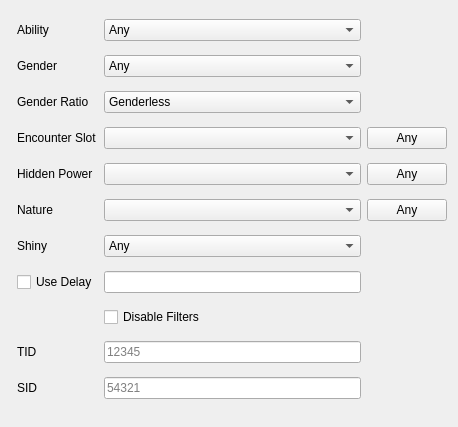
Above: Forms/Controls/Filter.ui from papajefe/Gen-3-Seed-Assistant before the change. Below: the same form after it.
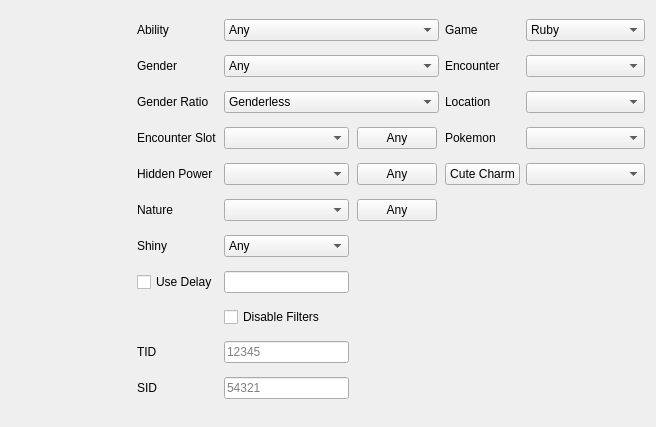
That is the form after the change. Custom widgets are drawn as their Qt base class.

Commit message: Create updated UI items for Wild

What changed in the file:
```diff
--- a/Forms/Controls/Filter.ui
+++ b/Forms/Controls/Filter.ui
@@ -6,7 +6,7 @@
    <rect>
     <x>0</x>
     <y>0</y>
-    <width>458</width>
+    <width>656</width>
     <height>427</height>
    </rect>
   </property>
@@ -14,16 +14,170 @@
    <string notr="true">Filter</string>
   </property>
   <layout class="QGridLayout" name="gridLayout">
-   <item row="2" column="1">
-    <widget class="QLabel" name="labelGenderRatio">
+   <item row="2" column="5">
+    <widget class="QComboBox" name="comboBoxGeneratorLocation"/>
+   </item>
+   <item row="7" column="2">
+    <widget class="TextBox" name="textBoxDelay">
      <property name="sizePolicy">
-      <sizepolicy hsizetype="Fixed" vsizetype="Preferred">
+      <sizepolicy hsizetype="Preferred" vsizetype="Fixed">
        <horstretch>0</horstretch>
        <verstretch>0</verstretch>
       </sizepolicy>
      </property>
+     <property name="maximumSize">
+      <size>
+       <width>125</width>
+       <height>16777215</height>
+      </size>
+     </property>
+    </widget>
+   </item>
+   <item row="1" column="4">
+    <widget class="QLabel" name="label">
+     <property name="maximumSize">
+      <size>
+       <width>75</width>
+       <height>16777215</height>
+      </size>
+     </property>
      <property name="text">
-      <string>Gender Ratio</string>
+      <string>Encounter</string>
+     </property>
+     <property name="alignment">
+      <set>Qt::AlignLeading|Qt::AlignLeft|Qt::AlignVCenter</set>
+     </property>
+    </widget>
+   </item>
+   <item row="4" column="5">
+    <widget class="QComboBox" name="comboBoxGeneratorLead"/>
+   </item>
+   <item row="1" column="2" colspan="2">
+    <widget class="ComboBox" name="comboBoxGender">
+     <property name="sizePolicy">
+      <sizepolicy hsizetype="Preferred" vsizetype="Fixed">
+       <horstretch>0</horstretch>
+       <verstretch>0</verstretch>
+      </sizepolicy>
+     </property>
+     <property name="minimumSize">
+      <size>
+       <width>215</width>
+       <height>0</height>
+      </size>
+     </property>
+     <property name="maximumSize">
+      <size>
+       <width>215</width>
+       <height>16777215</height>
+      </size>
+     </property>
+     <item>
+      <property name="text">
+       <string>Any</string>
+      </property>
+     </item>
+     <item>
+      <property name="text">
+       <string notr="true">♂</string>
+      </property>
+     </item>
+     <item>
+      <property name="text">
+       <string notr="true">♀</string>
+      </property>
+     </item>
+    </widget>
+   </item>
+   <item row="2" column="2" colspan="2">
+    <widget class="ComboBox" name="comboBoxGenderRatio">
+     <property name="sizePolicy">
+      <sizepolicy hsizetype="Preferred" vsizetype="Fixed">
+       <horstretch>0</horstretch>
+       <verstretch>0</verstretch>
+      </sizepolicy>
+     </property>
+     <property name="minimumSize">
+      <size>
+       <width>215</width>
+       <height>0</height>
+      </size>
+     </property>
+     <property name="maximumSize">
+      <size>
+       <width>215</width>
+       <height>16777215</height>
+      </size>
+     </property>
+     <item>
+      <property name="text">
+       <string>Genderless</string>
+      </property>
+     </item>
+     <item>
+      <property name="text">
+       <string notr="true">50% ♂ / 50% ♀</string>
+      </property>
+     </item>
+     <item>
+      <property name="text">
+       <string notr="true">25% ♂ / 75% ♀</string>
+      </property>
+     </item>
+     <item>
+      <property name="text">
+       <string notr="true">75% ♂ / 25% ♀</string>
+      </property>
+     </item>
+     <item>
+      <property name="text">
+       <string notr="true">87.5% ♂ / 12.5% ♀</string>
+      </property>
+     </item>
+     <item>
+      <property name="text">
+       <string notr="true">100% ♂</string>
+      </property>
+     </item>
+     <item>
+      <property name="text">
+       <string notr="true">100% ♀</string>
+      </property>
+     </item>
+    </widget>
+   </item>
+   <item row="9" column="2">
+    <widget class="QLineEdit" name="TID">
+     <property name="minimumSize">
+      <size>
+       <width>125</width>
+       <height>0</height>
+      </size>
+     </property>
+     <property name="maximumSize">
+      <size>
+       <width>125</width>
+       <height>16777215</height>
+      </size>
+     </property>
+     <property name="placeholderText">
+      <string>12345</string>
+     </property>
+    </widget>
+   </item>
+   <item row="2" column="4">
+    <widget class="QLabel" name="labelLocation">
+     <property name="maximumSize">
+      <size>
+       <width>75</width>
+       <height>16777215</height>
+      </size>
+     </property>
+     <property name="text">
+      <string>Location</string>
+     </property>
+     <property name="alignment">
+      <set>Qt::AlignLeading|Qt::AlignLeft|Qt::AlignVCenter</set>
      </property>
     </widget>
    </item>
@@ -40,32 +194,35 @@
      </property>
     </widget>
    </item>
-   <item row="4" column="1">
-    <widget class="QLabel" name="labelHiddenPower">
-     <property name="sizePolicy">
-      <sizepolicy hsizetype="Fixed" vsizetype="Preferred">
-       <horstretch>0</horstretch>
-       <verstretch>0</verstretch>
-      </sizepolicy>
+   <item row="10" column="2">
+    <widget class="QLineEdit" name="SID">
+     <property name="minimumSize">
+      <size>
+       <width>125</width>
+       <height>0</height>
+      </size>
      </property>
-     <property name="text">
-      <string>Hidden Power</string>
+     <property name="maximumSize">
+      <size>
+       <width>125</width>
+       <height>16777215</height>
+      </size>
      </property>
+     <property name="placeholderText">
+      <string>54321</string>
+     </property>
     </widget>
    </item>
-   <item row="5" column="1">
-    <widget class="QLabel" name="labelNature">
-     <property name="sizePolicy">
-      <sizepolicy hsizetype="Fixed" vsizetype="Preferred">
-       <horstretch>0</horstretch>
-       <verstretch>0</verstretch>
-      </sizepolicy>
-     </property>
+   <item row="7" column="1">
+    <widget class="QCheckBox" name="checkBoxUseDelay">
      <property name="text">
-      <string>Nature</string>
+      <string>Use Delay</string>
      </property>
     </widget>
    </item>
+   <item row="1" column="5">
+    <widget class="QComboBox" name="comboBoxGeneratorEncounter"/>
+   </item>
    <item row="5" column="2">
     <widget class="CheckList" name="checkListNature">
      <property name="sizePolicy">
@@ -74,6 +231,12 @@
        <verstretch>0</verstretch>
       </sizepolicy>
      </property>
+     <property name="maximumSize">
+      <size>
+       <width>125</width>
+       <height>16777215</height>
+      </size>
+     </property>
     </widget>
    </item>
    <item row="6" column="2">
@@ -84,6 +247,12 @@
        <verstretch>0</verstretch>
       </sizepolicy>
      </property>
+     <property name="maximumSize">
+      <size>
+       <width>125</width>
+       <height>16777215</height>
+      </size>
+     </property>
      <item>
       <property name="text">
        <string>Any</string>
@@ -106,30 +275,70 @@
      </item>
     </widget>
    </item>
-   <item row="3" column="2">
-    <widget class="CheckList" name="checkListEncounterSlot">
-     <property name="sizePolicy">
-      <sizepolicy hsizetype="Preferred" vsizetype="Fixed">
-       <horstretch>0</horstretch>
-       <verstretch>0</verstretch>
-      </sizepolicy>
+   <item row="0" column="4">
+    <widget class="QLabel" name="labelGame">
+     <property name="maximumSize">
+      <size>
+       <width>75</width>
+       <height>16777215</height>
+      </size>
      </property>
+     <property name="text">
+      <string>Game</string>
+     </property>
+     <property name="alignment">
+      <set>Qt::AlignLeading|Qt::AlignLeft|Qt::AlignVCenter</set>
+     </property>
     </widget>
    </item>
-   <item row="7" column="2">
-    <widget class="TextBox" name="textBoxDelay">
+   <item row="0" column="5">
+    <widget class="ComboBox" name="comboBoxGame">
+     <property name="enabled">
+      <bool>true</bool>
+     </property>
+     <property name="maximumSize">
+      <size>
+       <width>215</width>
+       <height>16777215</height>
+      </size>
+     </property>
+     <item>
+      <property name="text">
+       <string>Ruby</string>
+      </property>
+     </item>
+     <item>
+      <property name="text">
+       <string>Sapphire</string>
+      </property>
+     </item>
+     <item>
+      <property name="text">
+       <string>Fire Red</string>
+      </property>
+     </item>
+     <item>
+      <property name="text">
+       <string>Leaf Green</string>
+      </property>
+     </item>
+     <item>
+      <property name="text">
+       <string>Emerald</string>
+      </property>
+     </item>
+    </widget>
+   </item>
+   <item row="1" column="1">
+    <widget class="QLabel" name="labelGender">
      <property name="sizePolicy">
-      <sizepolicy hsizetype="Preferred" vsizetype="Fixed">
+      <sizepolicy hsizetype="Fixed" vsizetype="Preferred">
        <horstretch>0</horstretch>
        <verstretch>0</verstretch>
       </sizepolicy>
      </property>
-    </widget>
-   </item>
-   <item row="7" column="1">
-    <widget class="QCheckBox" name="checkBoxUseDelay">
      <property name="text">
-      <string>Use Delay</string>
+      <string>Gender</string>
      </property>
     </widget>
    </item>
@@ -141,34 +350,64 @@
        <verstretch>0</verstretch>
       </sizepolicy>
      </property>
+     <property name="maximumSize">
+      <size>
+       <width>125</width>
+       <height>16777215</height>
+      </size>
+     </property>
     </widget>
    </item>
-   <item row="0" column="0" rowspan="11">
-    <widget class="IVFilter" name="ivFilter" native="true"/>
-   </item>
-   <item row="5" column="3">
-    <widget class="QPushButton" name="pushButtonNatureAny">
+   <item row="0" column="2" colspan="2">
+    <widget class="ComboBox" name="comboBoxAbility">
      <property name="sizePolicy">
-      <sizepolicy hsizetype="Fixed" vsizetype="Fixed">
+      <sizepolicy hsizetype="Preferred" vsizetype="Fixed">
        <horstretch>0</horstretch>
        <verstretch>0</verstretch>
       </sizepolicy>
      </property>
-     <property name="text">
-      <string>Any</string>
+     <property name="minimumSize">
+      <size>
+       <width>215</width>
+       <height>0</height>
+      </size>
      </property>
+     <property name="maximumSize">
+      <size>
+       <width>215</width>
+       <height>16777215</height>
+      </size>
+     </property>
+     <item>
+      <property name="text">
+       <string>Any</string>
+      </property>
+     </item>
+     <item>
+      <property name="text">
+       <string notr="true">0</string>
+      </property>
+     </item>
+     <item>
+      <property name="text">
+       <string notr="true">1</string>
+      </property>
+     </item>
     </widget>
    </item>
-   <item row="4" column="3">
-    <widget class="QPushButton" name="pushButtonHiddenPowerAny">
+   <item row="3" column="5">
+    <widget class="QComboBox" name="comboBoxGeneratorPokemon"/>
+   </item>
+   <item row="5" column="1">
+    <widget class="QLabel" name="labelNature">
      <property name="sizePolicy">
-      <sizepolicy hsizetype="Fixed" vsizetype="Fixed">
+      <sizepolicy hsizetype="Fixed" vsizetype="Preferred">
        <horstretch>0</horstretch>
        <verstretch>0</verstretch>
       </sizepolicy>
      </property>
      <property name="text">
-      <string>Any</string>
+      <string>Nature</string>
      </property>
     </widget>
    </item>
@@ -198,6 +437,39 @@
      </property>
     </widget>
    </item>
+   <item row="9" column="1">
+    <widget class="QLabel" name="labelTID">
+     <property name="text">
+      <string>TID</string>
+     </property>
+    </widget>
+   </item>
+   <item row="2" column="1">
+    <widget class="QLabel" name="labelGenderRatio">
+     <property name="sizePolicy">
+      <sizepolicy hsizetype="Fixed" vsizetype="Preferred">
+       <horstretch>0</horstretch>
+       <verstretch>0</verstretch>
+      </sizepolicy>
+     </property>
+     <property name="text">
+      <string>Gender Ratio</string>
+     </property>
+    </widget>
+   </item>
+   <item row="3" column="4">
+    <widget class="QLabel" name="labelPokemon">
+     <property name="maximumSize">
+      <size>
+       <width>75</width>
+       <height>16777215</height>
+      </size>
+     </property>
+     <property name="text">
+      <string>Pokemon</string>
+     </property>
+    </widget>
+   </item>
    <item row="3" column="1">
     <widget class="QLabel" name="labelEncounterSlot">
      <property name="sizePolicy">
@@ -211,85 +483,21 @@
      </property>
     </widget>
    </item>
-   <item row="1" column="2">
-    <widget class="ComboBox" name="comboBoxGender">
-     <property name="sizePolicy">
-      <sizepolicy hsizetype="Preferred" vsizetype="Fixed">
-       <horstretch>0</horstretch>
-       <verstretch>0</verstretch>
-      </sizepolicy>
+   <item row="4" column="4">
+    <widget class="QPushButton" name="pushButtonGeneratorLead">
+     <property name="maximumSize">
+      <size>
+       <width>75</width>
+       <height>16777215</height>
+      </size>
      </property>
-     <item>
-      <property name="text">
-       <string>Any</string>
-      </property>
-     </item>
-     <item>
-      <property name="text">
-       <string notr="true">♂</string>
-      </property>
-     </item>
-     <item>
-      <property name="text">
-       <string notr="true">♀</string>
-      </property>
-     </item>
-    </widget>
-   </item>
-   <item row="2" column="2">
-    <widget class="ComboBox" name="comboBoxGenderRatio">
-     <property name="sizePolicy">
-      <sizepolicy hsizetype="Preferred" vsizetype="Fixed">
-       <horstretch>0</horstretch>
-       <verstretch>0</verstretch>
-      </sizepolicy>
-     </property>
-     <item>
-      <property name="text">
-       <string>Genderless</string>
-      </property>
-     </item>
-     <item>
-      <property name="text">
-       <string notr="true">50% ♂ / 50% ♀</string>
-      </property>
-     </item>
-     <item>
-      <property name="text">
-       <string notr="true">25% ♂ / 75% ♀</string>
-      </property>
-     </item>
-     <item>
-      <property name="text">
-       <string notr="true">75% ♂ / 25% ♀</string>
-      </property>
-     </item>
-     <item>
-      <property name="text">
-       <string notr="true">87.5% ♂ / 12.5% ♀</string>
-      </property>
-     </item>
-     <item>
-      <property name="text">
-       <string notr="true">100% ♂</string>
-      </property>
-     </item>
-     <item>
-      <property name="text">
-       <string notr="true">100% ♀</string>
-      </property>
-     </item>
-    </widget>
-   </item>
-   <item row="9" column="1">
-    <widget class="QLabel" name="label">
      <property name="text">
-      <string>TID</string>
+      <string>Cute Charm</string>
      </property>
     </widget>
    </item>
-   <item row="1" column="1">
-    <widget class="QLabel" name="labelGender">
+   <item row="4" column="1">
+    <widget class="QLabel" name="labelHiddenPower">
      <property name="sizePolicy">
       <sizepolicy hsizetype="Fixed" vsizetype="Preferred">
        <horstretch>0</horstretch>
@@ -297,7 +505,49 @@
       </sizepolicy>
      </property>
      <property name="text">
-      <string>Gender</string>
+      <string>Hidden Power</string>
+     </property>
+    </widget>
+   </item>
+   <item row="4" column="3">
+    <widget class="QPushButton" name="pushButtonHiddenPowerAny">
+     <property name="sizePolicy">
+      <sizepolicy hsizetype="Fixed" vsizetype="Fixed">
+       <horstretch>0</horstretch>
+       <verstretch>0</verstretch>
+      </sizepolicy>
+     </property>
+     <property name="text">
+      <string>Any</string>
+     </property>
+    </widget>
+   </item>
+   <item row="5" column="3">
+    <widget class="QPushButton" name="pushButtonNatureAny">
+     <property name="sizePolicy">
+      <sizepolicy hsizetype="Fixed" vsizetype="Fixed">
+       <horstretch>0</horstretch>
+       <verstretch>0</verstretch>
+      </sizepolicy>
+     </property>
+     <property name="text">
+      <string>Any</string>
+     </property>
+    </widget>
+   </item>
+   <item row="3" column="2">
+    <widget class="CheckList" name="checkListEncounterSlot">
+     <property name="sizePolicy">
+      <sizepolicy hsizetype="Preferred" vsizetype="Fixed">
+       <horstretch>0</horstretch>
+       <verstretch>0</verstretch>
+      </sizepolicy>
+     </property>
+     <property name="maximumSize">
+      <size>
+       <width>125</width>
+       <height>16777215</height>
+      </size>
      </property>
     </widget>
    </item>
@@ -308,51 +558,15 @@
      </property>
     </widget>
    </item>
-   <item row="0" column="2">
-    <widget class="ComboBox" name="comboBoxAbility">
-     <property name="sizePolicy">
-      <sizepolicy hsizetype="Preferred" vsizetype="Fixed">
-       <horstretch>0</horstretch>
-       <verstretch>0</verstretch>
-      </sizepolicy>
-     </property>
-     <item>
-      <property name="text">
-       <string>Any</string>
-      </property>
-     </item>
-     <item>
-      <property name="text">
-       <string notr="true">0</string>
-      </property>
-     </item>
-     <item>
-      <property name="text">
-       <string notr="true">1</string>
-      </property>
-     </item>
-    </widget>
-   </item>
    <item row="10" column="1">
-    <widget class="QLabel" name="label_2">
+    <widget class="QLabel" name="labelSID">
      <property name="text">
       <string>SID</string>
      </property>
     </widget>
    </item>
-   <item row="9" column="2">
-    <widget class="QLineEdit" name="TID">
-     <property name="placeholderText">
-      <string>12345</string>
-     </property>
-    </widget>
-   </item>
-   <item row="10" column="2">
-    <widget class="QLineEdit" name="SID">
-     <property name="placeholderText">
-      <string>54321</string>
-     </property>
-    </widget>
+   <item row="0" column="0" rowspan="11">
+    <widget class="IVFilter" name="ivFilter" native="true"/>
    </item>
   </layout>
  </widget>
```
The commit also changes 2 other files.
